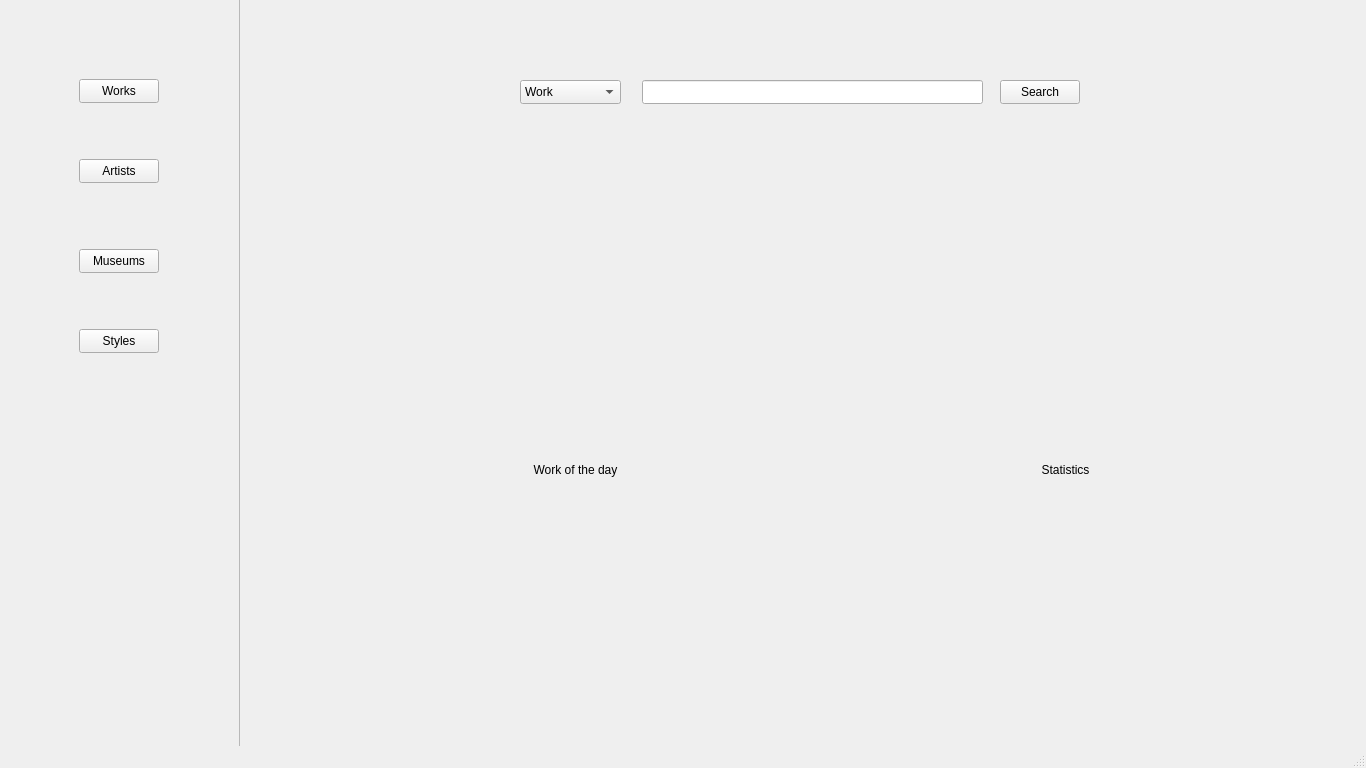
Old version of the form database-front-end/mainwindow.ui in the repository Griffin1610/CS366dbms-project.
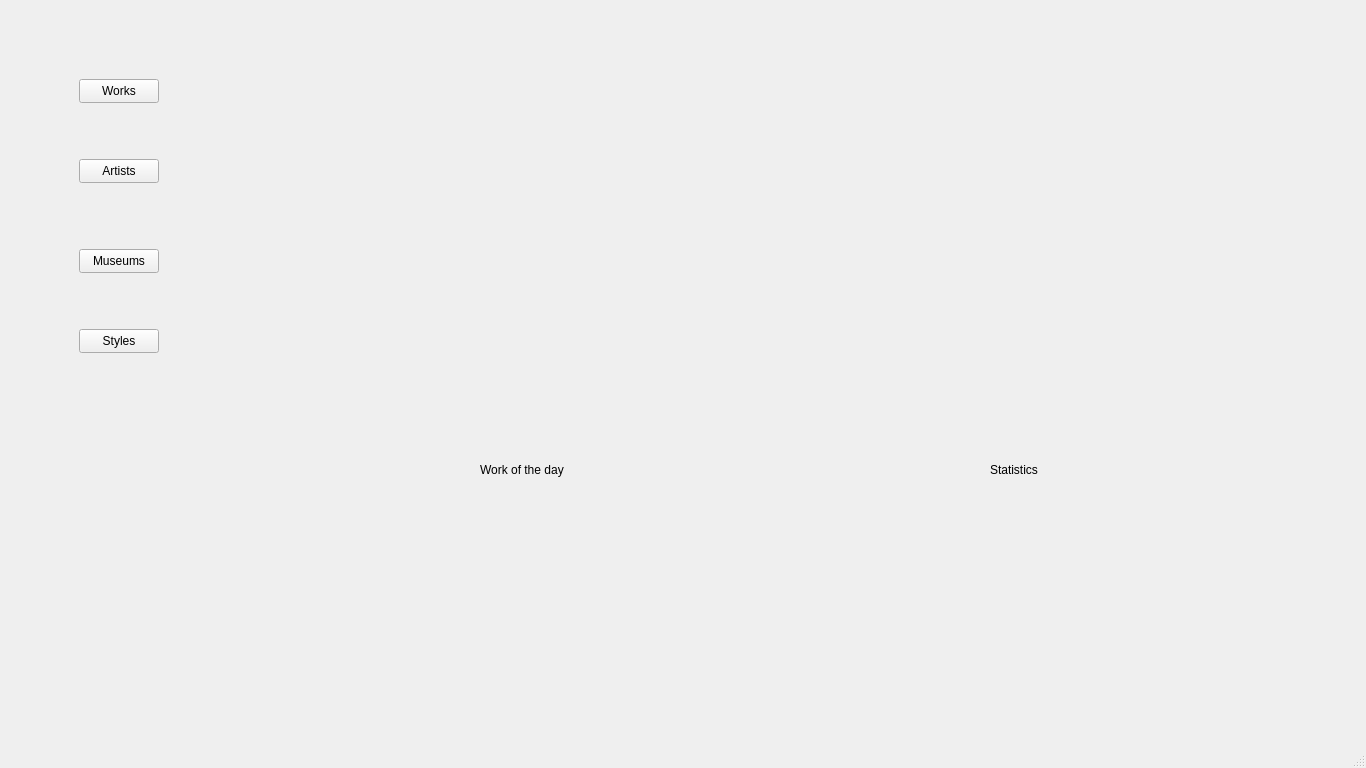
New version of the form.

```diff
--- a/database-front-end/mainwindow.ui
+++ b/database-front-end/mainwindow.ui
@@ -30,10 +30,7 @@
      </sizepolicy>
     </property>
     <property name="frameShape">
-     <enum>QFrame::Shape::StyledPanel</enum>
-    </property>
-    <property name="frameShadow">
-     <enum>QFrame::Shadow::Raised</enum>
+     <enum>QFrame::NoFrame</enum>
     </property>
     <widget class="QPushButton" name="worksButton">
      <property name="geometry">
@@ -88,59 +85,6 @@
      </property>
     </widget>
    </widget>
-   <widget class="QLineEdit" name="lineEdit">
-    <property name="geometry">
-     <rect>
-      <x>642</x>
-      <y>80</y>
-      <width>341</width>
-      <height>24</height>
-     </rect>
-    </property>
-   </widget>
-   <widget class="QComboBox" name="categoryBox">
-    <property name="geometry">
-     <rect>
-      <x>520</x>
-      <y>80</y>
-      <width>101</width>
-      <height>24</height>
-     </rect>
-    </property>
-    <item>
-     <property name="text">
-      <string>Work</string>
-     </property>
-    </item>
-    <item>
-     <property name="text">
-      <string>Artist</string>
-     </property>
-    </item>
-    <item>
-     <property name="text">
-      <string>Museum</string>
-     </property>
-    </item>
-    <item>
-     <property name="text">
-      <string>Style</string>
-     </property>
-    </item>
-   </widget>
-   <widget class="QPushButton" name="searchButton">
-    <property name="geometry">
-     <rect>
-      <x>1000</x>
-      <y>80</y>
-      <width>80</width>
-      <height>24</height>
-     </rect>
-    </property>
-    <property name="text">
-     <string>Search</string>
-    </property>
-   </widget>
    <widget class="QWidget" name="wotd" native="true">
     <property name="geometry">
      <rect>
@@ -159,15 +103,9 @@
        <height>20</height>
       </rect>
      </property>
-     <property name="frameShadow">
-      <enum>QFrame::Shadow::Plain</enum>
-     </property>
      <property name="text">
       <string>Work of the day</string>
      </property>
-     <property name="alignment">
-      <set>Qt::AlignmentFlag::AlignCenter</set>
-     </property>
     </widget>
    </widget>
    <widget class="QWidget" name="statistics" native="true">
@@ -188,15 +126,9 @@
        <height>20</height>
       </rect>
      </property>
-     <property name="frameShadow">
-      <enum>QFrame::Shadow::Plain</enum>
-     </property>
      <property name="text">
       <string>Statistics</string>
      </property>
-     <property name="alignment">
-      <set>Qt::AlignmentFlag::AlignCenter</set>
-     </property>
     </widget>
    </widget>
   </widget>
```
